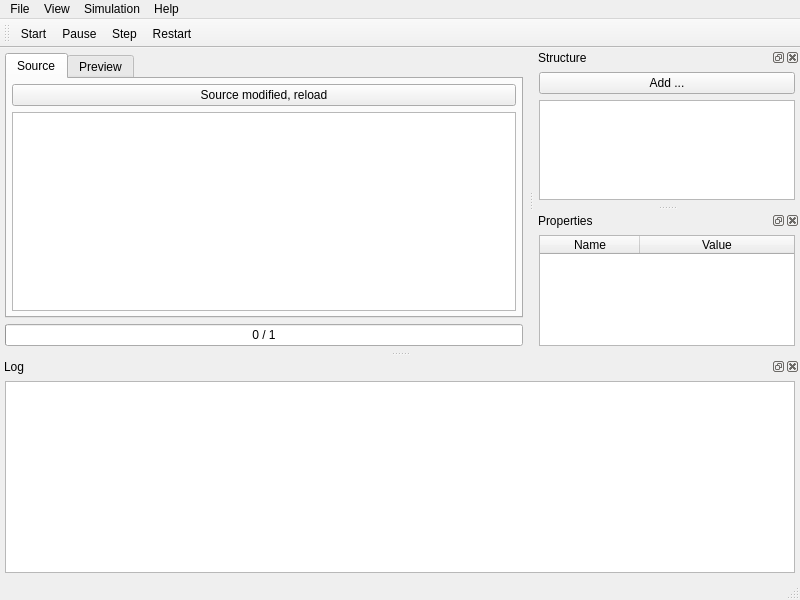
Old version of the form app/gui/MainWindow.ui in the repository GeorgievLab/CeCe.
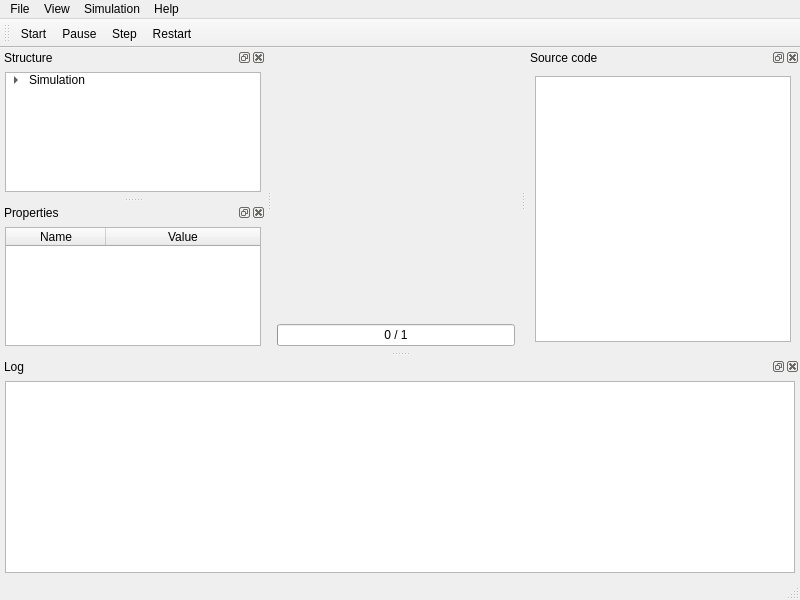
New version of the form. Icons and pictures are not drawn. Custom widgets are drawn as their Qt base class.

Commit message: Simplified GUI simulator.

The edit to the form file:
```diff
--- a/app/gui/MainWindow.ui
+++ b/app/gui/MainWindow.ui
@@ -34,108 +34,7 @@
      <number>5</number>
     </property>
     <item>
-     <widget class="QTabWidget" name="tabWidget">
-      <property name="tabPosition">
-       <enum>QTabWidget::North</enum>
-      </property>
-      <property name="currentIndex">
-       <number>0</number>
-      </property>
-      <widget class="QWidget" name="tabSource">
-       <attribute name="title">
-        <string>Source</string>
-       </attribute>
-       <layout class="QHBoxLayout" name="horizontalLayout" stretch="3">
-        <property name="leftMargin">
-         <number>5</number>
-        </property>
-        <property name="topMargin">
-         <number>5</number>
-        </property>
-        <property name="rightMargin">
-         <number>5</number>
-        </property>
-        <property name="bottomMargin">
-         <number>5</number>
-        </property>
-        <item>
-         <widget class="QWidget" name="widget" native="true">
-          <layout class="QVBoxLayout" name="verticalLayout_3">
-           <property name="leftMargin">
-            <number>0</number>
-           </property>
-           <property name="topMargin">
-            <number>0</number>
-           </property>
-           <property name="rightMargin">
-            <number>0</number>
-           </property>
-           <property name="bottomMargin">
-            <number>0</number>
-           </property>
-           <item>
-            <widget class="QPushButton" name="reloadButton">
-             <property name="enabled">
-              <bool>true</bool>
-             </property>
-             <property name="text">
-              <string>Source modified, reload</string>
-             </property>
-             <property name="icon">
-              <iconset resource="icons.qrc">
-               <normaloff>:/cece/icons/restart-24.png</normaloff>:/cece/icons/restart-24.png</iconset>
-             </property>
-             <property name="iconSize">
-              <size>
-               <width>12</width>
-               <height>12</height>
-              </size>
-             </property>
-             <property name="flat">
-              <bool>false</bool>
-             </property>
-            </widget>
-           </item>
-           <item>
-            <widget class="QPlainTextEdit" name="plainTextEdit">
-             <property name="font">
-              <font>
-               <family>Monospace</family>
-              </font>
-             </property>
-             <property name="lineWrapMode">
-              <enum>QPlainTextEdit::NoWrap</enum>
-             </property>
-            </widget>
-           </item>
-          </layout>
-         </widget>
-        </item>
-       </layout>
-      </widget>
-      <widget class="QWidget" name="tabPreview">
-       <attribute name="title">
-        <string>Preview</string>
-       </attribute>
-       <layout class="QVBoxLayout" name="verticalLayout_2">
-        <property name="leftMargin">
-         <number>5</number>
-        </property>
-        <property name="topMargin">
-         <number>5</number>
-        </property>
-        <property name="rightMargin">
-         <number>5</number>
-        </property>
-        <property name="bottomMargin">
-         <number>5</number>
-        </property>
-        <item>
-         <widget class="cece::gui::VisualizationWidget" name="openGLWidget" native="true"/>
-        </item>
-       </layout>
-      </widget>
-     </widget>
+     <widget class="cece::gui::VisualizationWidget" name="openGLWidget" native="true"/>
     </item>
     <item>
      <widget class="QProgressBar" name="progressBar">
@@ -237,7 +136,7 @@
     <string>Structure</string>
    </property>
    <attribute name="dockWidgetArea">
-    <number>2</number>
+    <number>1</number>
    </attribute>
    <widget class="QWidget" name="dockWidgetTreeContents">
     <layout class="QVBoxLayout" name="verticalLayout_5">
@@ -253,13 +152,6 @@
      <property name="bottomMargin">
       <number>5</number>
      </property>
-     <item>
-      <widget class="QPushButton" name="pushButton">
-       <property name="text">
-        <string>Add ...</string>
-       </property>
-      </widget>
-     </item>
      <item>
       <widget class="QTreeWidget" name="treeWidgetStructure">
        <property name="indentation">
@@ -273,6 +165,31 @@
          <string>Name</string>
         </property>
        </column>
+       <item>
+        <property name="text">
+         <string>Simulation</string>
+        </property>
+        <item>
+         <property name="text">
+          <string>Plugins</string>
+         </property>
+        </item>
+        <item>
+         <property name="text">
+          <string>Modules</string>
+         </property>
+        </item>
+        <item>
+         <property name="text">
+          <string>Objects</string>
+         </property>
+        </item>
+        <item>
+         <property name="text">
+          <string>Programs</string>
+         </property>
+        </item>
+       </item>
       </widget>
      </item>
     </layout>
@@ -283,7 +200,7 @@
     <string>Properties</string>
    </property>
    <attribute name="dockWidgetArea">
-    <number>2</number>
+    <number>1</number>
    </attribute>
    <widget class="QWidget" name="dockWidgetTreeContents_2">
     <layout class="QVBoxLayout" name="verticalLayout_6">
@@ -353,6 +270,33 @@
     </layout>
    </widget>
   </widget>
+  <widget class="QDockWidget" name="dockWidget">
+   <property name="windowTitle">
+    <string>Source code</string>
+   </property>
+   <attribute name="dockWidgetArea">
+    <number>2</number>
+   </attribute>
+   <widget class="QWidget" name="dockWidgetContents">
+    <layout class="QHBoxLayout" name="horizontalLayout">
+     <item>
+      <widget class="QPlainTextEdit" name="plainTextEdit">
+       <property name="font">
+        <font>
+         <family>Monospace</family>
+        </font>
+       </property>
+       <property name="lineWrapMode">
+        <enum>QPlainTextEdit::NoWrap</enum>
+       </property>
+       <property name="readOnly">
+        <bool>true</bool>
+       </property>
+      </widget>
+     </item>
+    </layout>
+   </widget>
+  </widget>
   <action name="actionNew">
    <property name="text">
     <string>&amp;New</string>
```
Left out of the diff: 34 changed lines with no effect on the pictures. The commit also changes 3 other files.
